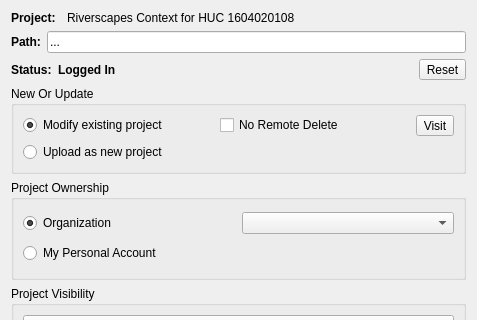
Qt form src/ui/project_upload_dialog.ui (Riverscapes/QRAVEPlugin) before a commit; both pictures show x 0 to 477 and y 0 to 320 of the 477 by 845 pixel window.
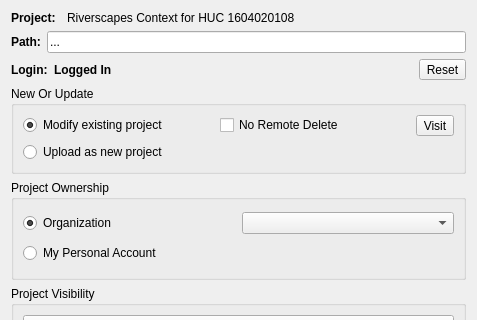
The same form after that commit.

Diff of the .ui file:
```diff
--- a/src/ui/project_upload_dialog.ui
+++ b/src/ui/project_upload_dialog.ui
@@ -91,7 +91,7 @@
         </font>
        </property>
        <property name="text">
-        <string>Status:</string>
+        <string>Login:</string>
        </property>
       </widget>
      </item>
```
